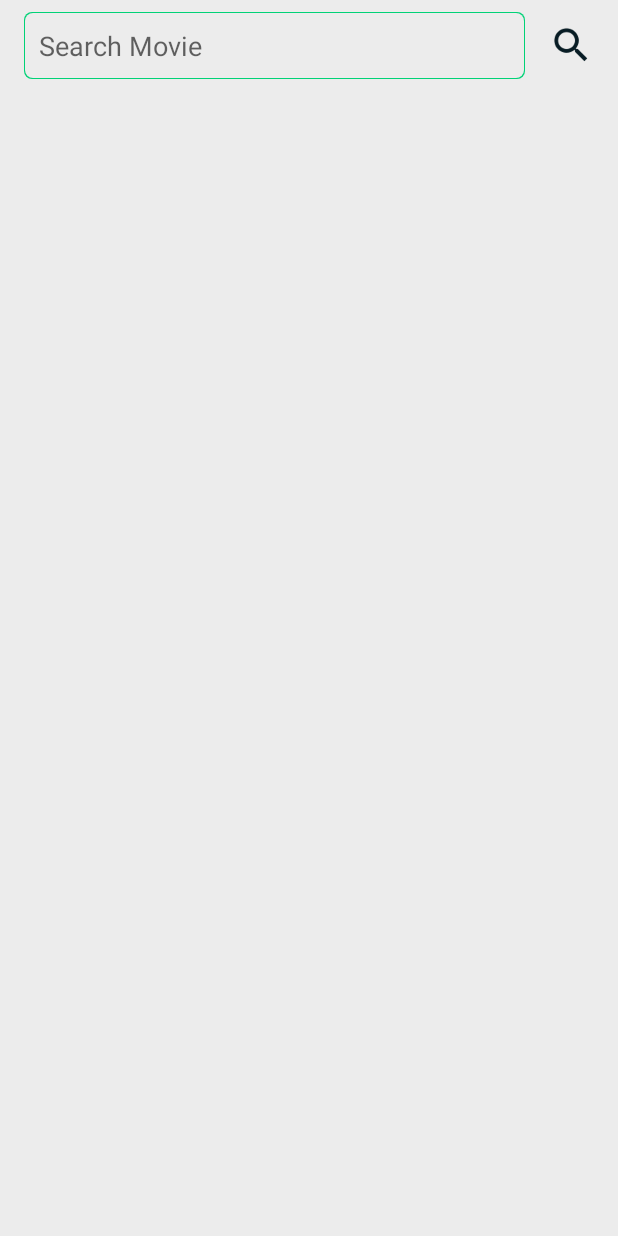
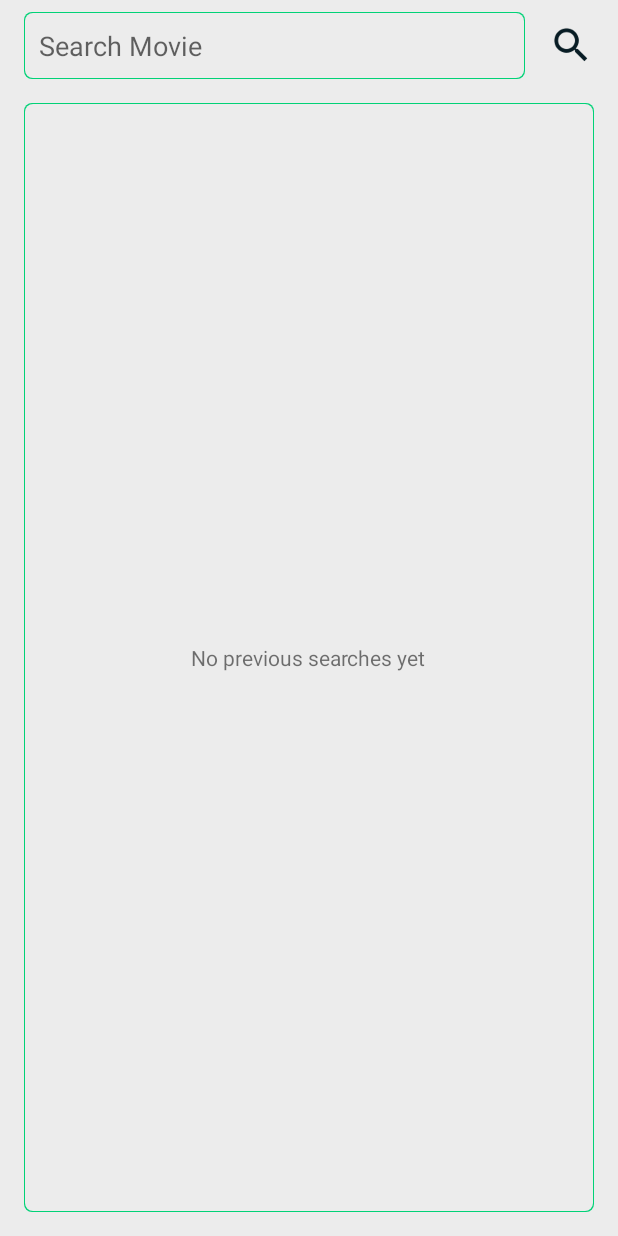
Before and after one commit to andrewsafwatsamuel/MoviesApp, an Android app: the screen it shows after launch (SearchActivity), after a tap on "search", on a phone screen of 412 x 824 dp. Run offline under Robolectric (Android 15) with nearby library versions, the phone set to English and light mode, and no system bars; our stand-ins replace Room's generated code, RxJava; pictures from the network do not load.

Commit message:
added previous searches to ui

```diff
--- a/app/src/main/java/com/example/moviesapp/features/search/MovieAdapter.kt
+++ b/app/src/main/java/com/example/moviesapp/features/search/MovieAdapter.kt
@@ -43,7 +43,6 @@ class MovieViewHolder(private val view: View) : RecyclerView.ViewHolder(view) {
     }
 }
 
-
 class MovieAdapter(
     val movieList: ArrayList<Movie>
 ) : RecyclerView.Adapter<MovieViewHolder>(){
--- a/app/src/main/java/com/example/moviesapp/features/search/SearchActivity.kt
+++ b/app/src/main/java/com/example/moviesapp/features/search/SearchActivity.kt
@@ -1,13 +1,19 @@
 package com.example.moviesapp.features.search
 
+import android.app.Activity
 import androidx.appcompat.app.AppCompatActivity
 import android.os.Bundle
 import android.view.View
+import android.view.inputmethod.InputMethodManager
+import android.widget.AbsListView
+import android.widget.AdapterView
+import android.widget.ArrayAdapter
 import androidx.lifecycle.Observer
 import androidx.lifecycle.ViewModelProviders
 import androidx.recyclerview.widget.LinearLayoutManager
 import androidx.recyclerview.widget.RecyclerView
 import com.example.MovieResponse
+import com.example.moviesapp.R
 
 import kotlinx.android.synthetic.main.activity_search.*
 
@@ -15,7 +21,6 @@ private var pageNumber = 1
 private var pageCount = 0
 private var totalItemCount = 0
 private var movieName = ""
-private const val VISIBLE_THRESHOLD = 1
 
 class SearchActivity : AppCompatActivity() {
 
@@ -25,26 +30,40 @@ class SearchActivity : AppCompatActivity() {
 
     override fun onCreate(savedInstanceState: Bundle?) {
         super.onCreate(savedInstanceState)
-        setContentView(com.example.moviesapp.R.layout.activity_search)
+        setContentView(R.layout.activity_search)
         supportActionBar?.hide()
 
+        viewModel
+            .also { it.retrieveMovieNames() }
+            .takeUnless { it.movieList.isEmpty() }
+            ?.also { previous_searches_layout.visibility = View.GONE }
+
         val movieAdapter = MovieAdapter(viewModel.movieList)
-
         val layoutManager = LinearLayoutManager(this)
-
         result_recycler_view
             .also { it.layoutManager = layoutManager }
             .also { it.adapter = movieAdapter }
             .also { it.addOnScrollListener(OnScrollListener(layoutManager, viewModel, movieAdapter)) }
 
         search_image_view.setOnClickListener {
-            movieName = search_edit_text.text.toString()
-            pageNumber = 1
-            viewModel.retrieveMovies({ response ->
-                onResultRetrieved(movieAdapter, response)
-            }, pageNumber, movieName)
+            searchOnClick(movieAdapter, search_edit_text.text.toString())
         }
 
+        search_edit_text.setOnClickListener {
+            previous_searches_layout.visibility = View.VISIBLE
+        }
+
+        previous_search_results_list_view.emptyView = previous_searches_empty_text_vie
+            .also { it.text = resources.getString(R.string.empty_previous_searches) }
+
+        viewModel.storedMovieNames.observe(this, Observer {
+            previousSearchesAdapter(it)
+            previous_search_results_list_view.onItemClickListener =
+                AdapterView.OnItemClickListener { _, _, position, _ ->
+                    searchOnClick(movieAdapter, it[position])
+                    search_edit_text.setText(it[position])
+                }
+        })
         viewModel.loading.observe(this, Observer {
             if (it) onStartLoading() else onFinishLoading()
         })
@@ -52,6 +71,23 @@ class SearchActivity : AppCompatActivity() {
         viewModel.emptyResult.observe(this, Observer {
             if (it.isBlank()) onNonEmptyState() else onEmptyState(it)
         })
+    }
+
+    private fun previousSearchesAdapter(searches: List<String>) {
+        previous_search_results_list_view.adapter = ArrayAdapter<String>(
+            this,
+            R.layout.previous_search_result_item,
+            R.id.search_item, searches
+        )
+    }
+
+    private fun searchOnClick(movieAdapter: MovieAdapter, name: String) {
+        movieName = name
+        pageNumber = 1
+        viewModel.movieList.clear()
+        viewModel.retrieveMovies({ response ->
+            onResultRetrieved(movieAdapter, response)
+        }, pageNumber, name)
     }
 
     private fun onResultRetrieved(movieAdapter: MovieAdapter, movieResponse: MovieResponse) {
@@ -63,20 +99,27 @@ class SearchActivity : AppCompatActivity() {
 
     private fun onStartLoading() {
         onNonEmptyState()
+        hideKeyboard()
+        previous_searches_layout.visibility = View.GONE
         search_progress_bar.visibility = View.VISIBLE
     }
 
-    private fun onNonEmptyState() {
-        empty_list_imageView.visibility = View.GONE
+    private fun hideKeyboard() = this.getSystemService(Activity.INPUT_METHOD_SERVICE)
+        .let { it as InputMethodManager }
+        .also { it.hideSoftInputFromWindow(currentFocus?.windowToken, 0) }
+
+    private fun onFinishLoading() {
+        search_progress_bar.visibility = View.GONE
         empty_list_text_view.visibility = View.GONE
     }
 
-    private fun onFinishLoading() {
-        search_progress_bar.visibility = View.GONE
+    private fun onNonEmptyState() {
+        empty_list_text_view.visibility = View.GONE
+        result_recycler_view.visibility = View.VISIBLE
     }
 
     private fun onEmptyState(emptyStateText: String) {
-        empty_list_imageView.visibility = View.VISIBLE
+        result_recycler_view.visibility = View.GONE
         empty_list_text_view.visibility = View.VISIBLE
         empty_list_text_view.text = emptyStateText
     }
@@ -84,18 +127,26 @@ class SearchActivity : AppCompatActivity() {
     class OnScrollListener(
         private val layoutManager: LinearLayoutManager,
         private val viewModel: SearchViewModel,
-        private val movieAdapter: MovieAdapter
+        private val movieAdapter: MovieAdapter,
+        private var scrolling: Boolean = false,
+        private var loading: Boolean = false
     ) : RecyclerView.OnScrollListener() {
+
+        override fun onScrollStateChanged(recyclerView: RecyclerView, newState: Int) {
+            super.onScrollStateChanged(recyclerView, newState)
+            scrolling = newState == AbsListView.OnScrollListener.SCROLL_STATE_FLING
+        }
 
         override fun onScrolled(recyclerView: RecyclerView, dx: Int, dy: Int) {
             super.onScrolled(recyclerView, dx, dy)
 
-            val totalItemCount: Int = layoutManager.itemCount
-            val lastItemPosition: Int = layoutManager.findLastCompletelyVisibleItemPosition()
+            val currentItems = layoutManager.childCount
+            val totalItems = layoutManager.itemCount
+            val scrollOutItems = layoutManager.findFirstVisibleItemPosition()
 
-            if (dy > 0) totalItemCount
-                .takeIf { it == (lastItemPosition + VISIBLE_THRESHOLD) }
-                .also { paginate() }
+            if (!loading && scrolling && (currentItems + scrollOutItems == totalItems)) {
+                paginate()
+            }
         }
 
         private fun paginate() = pageNumber
@@ -103,7 +154,15 @@ class SearchActivity : AppCompatActivity() {
             .also { pageNumber++ }
             .also { loadData() }
 
-        private fun loadData() =
-            viewModel.retrieveMovies({ movieAdapter.addItems(it.results) }, pageNumber, movieName)
+        private fun loadData() = viewModel
+            .also { loading = true }
+            .also { retrieveMovies(it) }
+
+        private fun retrieveMovies(viewModel: SearchViewModel) =
+            viewModel.retrieveMovies({
+                movieAdapter.addItems(it.results)
+                viewModel.emptyResult.value = ""
+                loading = false
+            }, pageNumber, movieName)
     }
 }
--- a/app/src/main/java/com/example/moviesapp/features/search/SearchViewModel.kt
+++ b/app/src/main/java/com/example/moviesapp/features/search/SearchViewModel.kt
@@ -31,35 +31,41 @@ class SearchViewModel(
         .subscribeOn(Schedulers.io())
         .observeOn(AndroidSchedulers.mainThread())
         .subscribe()
-        .also { disposables.addAll() }
+        ?.also { disposables.add(it) }
 
-    fun storeMovieName(movieName: String) {
+    private fun storeMovieName(movieName: String) {
         Single.fromCallable { storeMovieNameUseCase(movieName) }
             .subscribeOn(Schedulers.io())
             .observeOn(AndroidSchedulers.mainThread())
             .subscribe({}, Throwable::printStackTrace)
-            .also { it.dispose() }
+            .also { disposables.add(it) }
     }
 
-    fun retrieveMovies(onSuccess: (MovieResponse) -> Unit, pageNumber: Int, movieName: String) {
+    private val connectionError =
+        "Unable to resolve host \"api.themoviedb.org\": No address associated with hostname"
+
+    fun retrieveMovies(
+        onSuccess: (MovieResponse) -> Unit, pageNumber: Int, movieName: String
+    ) {
         movieSearch(pageNumber, movieName)
-            .also { emptyResult.value = "" }
             ?.subscribeOn(Schedulers.io())
+            ?.also { emptyResult.postValue("") }
             ?.observeOn(AndroidSchedulers.mainThread())
             ?.doOnSuccess { onSuccess(it) }
-            ?.doOnError { onError() }
-            ?.subscribe({ finisLoadingSuccess(it) }, Throwable::printStackTrace)
-            .also { disposables.addAll() }
+            ?.doOnError {
+                loading.value = false
+                if (it.localizedMessage == connectionError)
+                    emptyResult.value = NOT_CONNECTED
+            }
+            ?.subscribe({ finisLoadingSuccess(it, movieName) }, Throwable::printStackTrace)
+            ?.also { disposables.add(it) }
     }
 
-    private fun onError() {
-        loading.value = false
-        emptyResult.value = NOT_CONNECTED
-    }
 
-    private fun finisLoadingSuccess(result: MovieResponse) {
+    private fun finisLoadingSuccess(result: MovieResponse, movieName: String) {
         loading.value = false
         if (result.resultCount == 0) emptyResult.value = NO_RESULTS
+        else storeMovieName(movieName)
     }
 
     override fun onCleared() {
--- a/app/src/main/res/layout/activity_search.xml
+++ b/app/src/main/res/layout/activity_search.xml
@@ -16,6 +16,7 @@
             android:id="@+id/search_edit_text"
             android:background="@drawable/shadows"
             android:textColor="@color/tdmb_secondary_color"
+            android:imeOptions="actionDone"
             app:layout_constraintTop_toTopOf="parent"
             app:layout_constraintStart_toStartOf="parent"
             android:layout_marginEnd="8dp"
@@ -36,7 +37,8 @@
             android:layout_marginStart="8dp"
             android:id="@+id/result_recycler_view"
             app:layout_constraintTop_toBottomOf="@+id/search_edit_text"
-            android:layout_marginTop="5dp"/>
+            android:layout_marginTop="5dp" app:layout_constraintHorizontal_bias="0.0"
+            app:layout_constraintVertical_bias="1.0"/>
     <ImageView
             android:layout_width="wrap_content"
             android:layout_height="wrap_content"
@@ -49,16 +51,6 @@
             app:layout_constraintStart_toEndOf="@+id/search_edit_text"
             android:layout_marginEnd="16dp"
             android:layout_marginStart="8dp"/>
-    <ImageView
-            android:layout_width="wrap_content"
-            android:layout_height="wrap_content"
-            app:srcCompat="@drawable/movie_roll"
-            android:id="@+id/empty_list_imageView"
-            app:layout_constraintTop_toTopOf="parent"
-            app:layout_constraintBottom_toBottomOf="parent"
-            app:layout_constraintEnd_toEndOf="parent"
-            app:layout_constraintStart_toStartOf="parent"
-            android:contentDescription="@string/search"/>
     <TextView
             android:layout_width="wrap_content"
             android:layout_height="wrap_content"
@@ -66,10 +58,10 @@
             android:textAppearance="@style/TextAppearance.AppCompat.Large"
             android:id="@+id/empty_list_text_view"
             android:gravity="center"
-            app:layout_constraintStart_toStartOf="@+id/empty_list_imageView"
-            app:layout_constraintEnd_toEndOf="@+id/empty_list_imageView" android:layout_marginTop="24dp"
-            app:layout_constraintTop_toBottomOf="@+id/empty_list_imageView"
-            android:text="@string/search_screen_start_text"/>
+            app:layout_constraintTop_toTopOf="parent"
+            android:layout_marginBottom="8dp" app:layout_constraintBottom_toBottomOf="@+id/result_recycler_view"
+            app:layout_constraintStart_toStartOf="parent"
+            android:layout_marginEnd="8dp" app:layout_constraintEnd_toEndOf="parent"/>
     <ProgressBar
             style="?android:attr/progressBarStyle"
             android:layout_width="wrap_content"
@@ -80,4 +72,29 @@
             app:layout_constraintStart_toStartOf="parent"
             app:layout_constraintEnd_toEndOf="parent"
             app:layout_constraintBottom_toBottomOf="parent"/>
+    <RelativeLayout
+            android:id="@+id/previous_searches_layout"
+            android:layout_width="0dp"
+            android:layout_height="0dp"
+            android:background="@drawable/shadows"
+            app:layout_constraintBottom_toBottomOf="parent"
+            app:layout_constraintEnd_toEndOf="parent"
+            app:layout_constraintStart_toStartOf="parent"
+            app:layout_constraintTop_toBottomOf="@id/search_edit_text"
+            android:layout_marginTop="16dp"
+            android:layout_marginEnd="16dp"
+            android:layout_marginStart="16dp"
+            android:layout_marginBottom="16dp">
+        <TextView
+                tools:text="EmptyView"
+                android:layout_width="wrap_content"
+                android:layout_height="wrap_content"
+                android:layout_centerInParent="true"
+                android:id="@+id/previous_searches_empty_text_vie"/>
+        <ListView
+                android:layout_width="match_parent"
+                android:layout_height="match_parent"
+                android:id="@+id/previous_search_results_list_view">
+        </ListView>
+    </RelativeLayout>
 </androidx.constraintlayout.widget.ConstraintLayout>
--- a/app/src/main/res/values/strings.xml
+++ b/app/src/main/res/values/strings.xml
@@ -4,4 +4,5 @@
     <string name="more_info">More info</string>
     <string name="search_screen_start_text">Search any movie you want</string>
     <string name="search">search</string>
+    <string name="empty_previous_searches">No previous searches yet</string>
 </resources>
--- a/domain/src/main/java/com/example/domain/UseCases.kt
+++ b/domain/src/main/java/com/example/domain/UseCases.kt
@@ -27,7 +27,6 @@ class StoreMovieNameUseCase(private val repository: SearchRepository = searchRep
             .takeUnless { checkPresentName(it) }
             ?.let { repository.addSuccessfulQuery(SuccessfulQuery(it)) }
     }
-
     fun checkPresentName(movieName: String): Boolean {
         return SuccessfulQuery(movieName).equals(repository.checkPresentQuery(movieName))
     }
```
Also changed, not shown: app/src/main/res/layout/previous_search_result_item.xml (added, +15 -0 lines).
